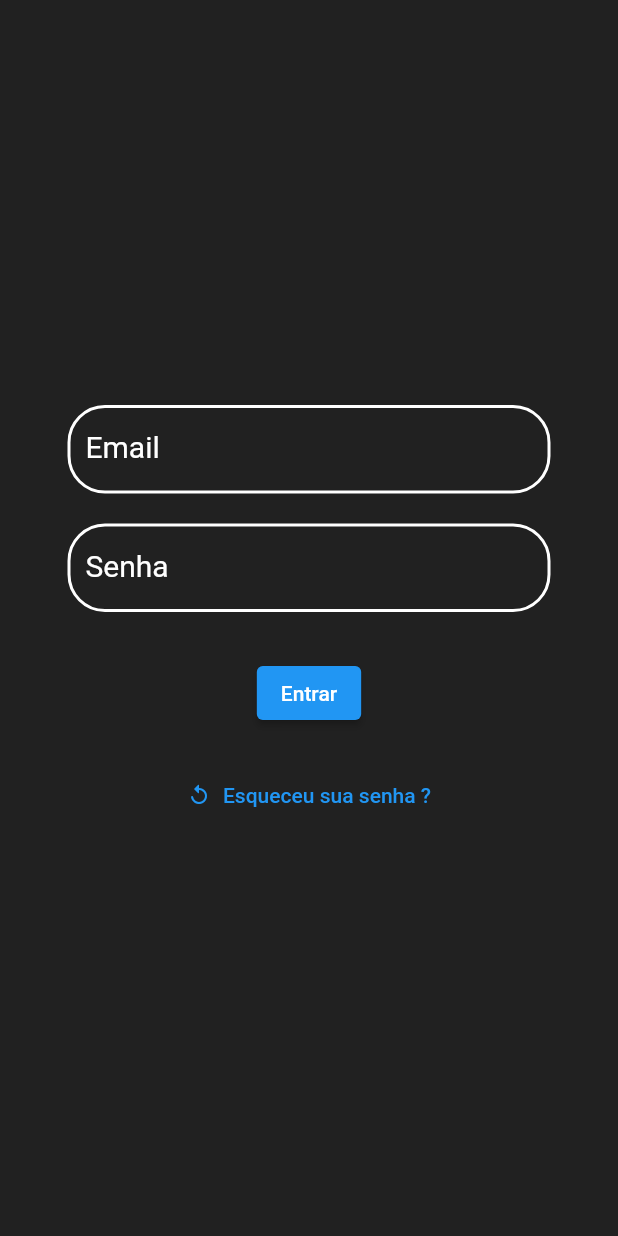
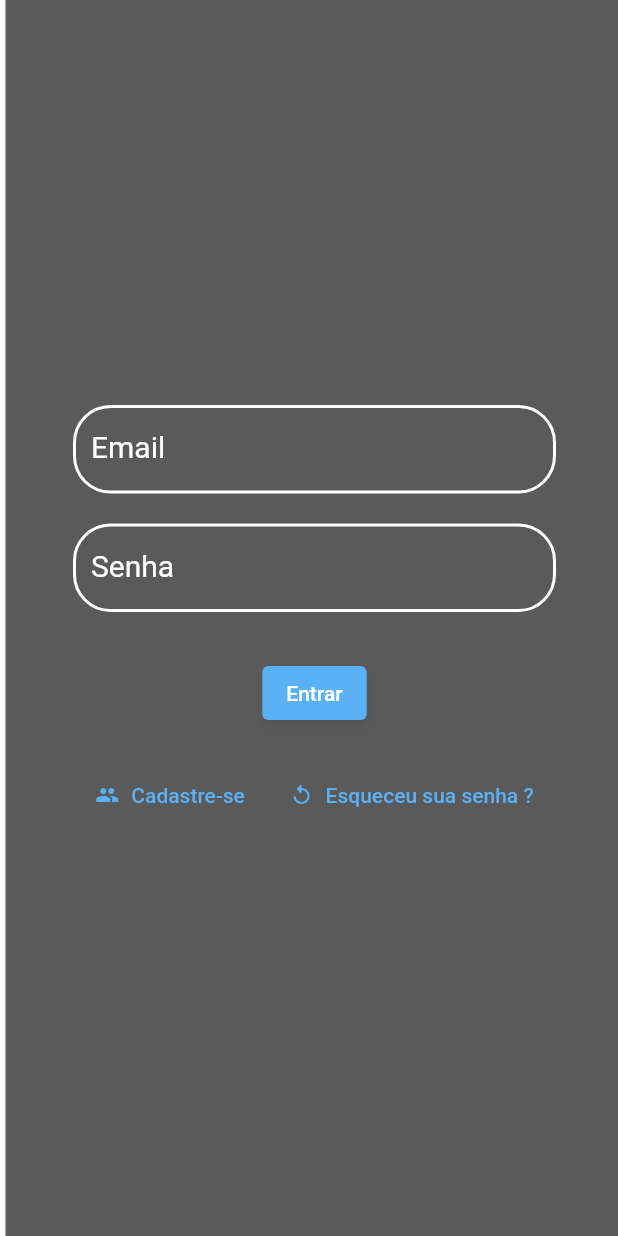
Before and after one commit to melo-gustavo/movies-app, a Flutter app: the screen it shows after launch, on a phone screen of 412 x 824 dp. Run offline on Flutter 3.47's test engine with Material 2 defaults, Android fonts, the phone set to English and light mode, and no system bars; our stand-ins replace cloud_firestore, firebase_auth, firebase_core; accounts and stored records are empty.

Commit message:
arrumando  main

```diff
--- a/lib/main.dart
+++ b/lib/main.dart
@@ -1,9 +1,12 @@
+import 'dart:async';
+
 import 'package:crud/add.dart';
 import 'package:crud/db/db.dart';
 import 'package:crud/home.dart';
 import 'package:crud/view.dart';
 import 'package:flutter/material.dart';
 import 'package:firebase_core/firebase_core.dart';
+import 'package:firebase_auth/firebase_auth.dart';
 import 'firebase_options.dart';
 
 Future<void> main() async {
@@ -45,6 +48,7 @@ class _MyHomePageState extends State<MyHomePage> {
   late Database db;
 
   List allMovies = [];
+  StreamSubscription? streamSubscription;
 
   initialise() {
     db = Database();
@@ -55,8 +59,18 @@ class _MyHomePageState extends State<MyHomePage> {
   }
 
   @override
-  void initState() {
+  initState() {
     super.initState();
+    streamSubscription =
+        FirebaseAuth.instance.authStateChanges().listen((User? user) {
+      if (user == null) {
+        Navigator.pushReplacement(
+            context, MaterialPageRoute(builder: ((context) => MyApp())));
+      } else {
+        Navigator.pushReplacement(
+            context, MaterialPageRoute(builder: ((context) => Home())));
+      }
+    });
     initialise();
   }
 
@@ -103,14 +117,14 @@ class _MyHomePageState extends State<MyHomePage> {
                   Row(
                       mainAxisAlignment: MainAxisAlignment.spaceAround,
                       children: [
-                        // TextButton.icon(
-                        //   icon: Icon(Icons.people, size: 16),
-                        //   label: Text('Cadastre-se'),
-                        //   onPressed: () => Navigator.push(
-                        //       context,
-                        //       MaterialPageRoute(
-                        //           builder: (context) => CreateUser())),
-                        // ),
+                        TextButton.icon(
+                          icon: Icon(Icons.people, size: 16),
+                          label: Text('Cadastre-se'),
+                          onPressed: () => Navigator.push(
+                              context,
+                              MaterialPageRoute(
+                                  builder: (context) => CreateUser())),
+                        ),
                         TextButton.icon(
                           icon: Icon(Icons.replay_rounded, size: 16),
                           label: Text('Esqueceu sua senha ?'),
--- a/pubspec.yaml
+++ b/pubspec.yaml
@@ -38,6 +38,7 @@ dependencies:
   cupertino_icons: ^1.0.2
   cloud_firestore: ^4.1.0
   firebase_core: ^2.3.0
+  firebase_auth: ^4.1.3
 
 dev_dependencies:
   flutter_test:
```
Also changed, not shown: pubspec.lock, 1 other file.
